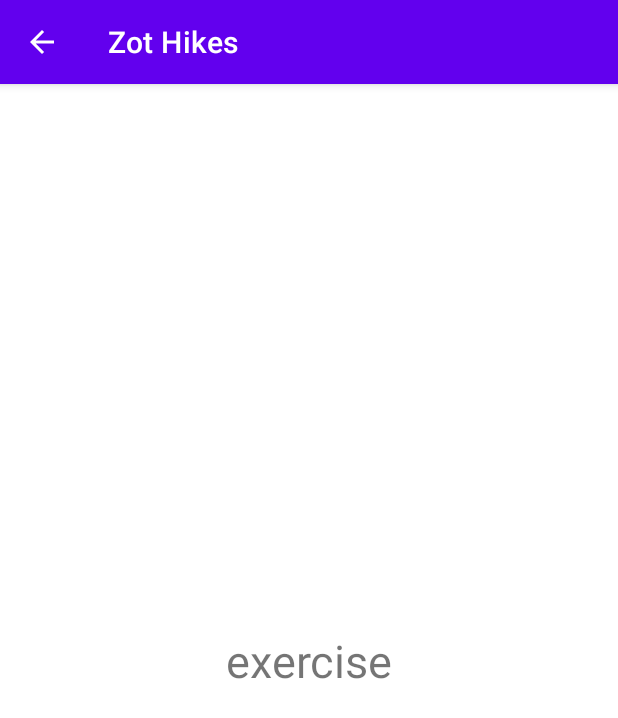
After one commit to allanwu12321/zothikes, an Android app: the RecommendationPage screen opened directly, with no data from a screen before it, on a phone screen of 412 x 824 dp. The commit adds this screen. Shown: the top 718 px of the screen. Run offline under Robolectric (Android 15) with nearby library versions, the phone set to English and light mode, and no system bars.

Commit message:
added main menu, map, recommendation page

```diff
--- a/app/build.gradle
+++ b/app/build.gradle
@@ -38,6 +38,7 @@ dependencies {
     testImplementation 'junit:junit:4.12'
     androidTestImplementation 'androidx.test.ext:junit:1.1.1'
     androidTestImplementation 'androidx.test.espresso:espresso-core:3.2.0'
+    //classpath "io.realm:realm-gradle-plugin:6.0.1"
 
     implementation "org.jetbrains.kotlin:kotlin-stdlib:$kotlin_version"
     implementation 'androidx.core:core-ktx:1.3.2'
--- a/app/src/main/AndroidManifest.xml
+++ b/app/src/main/AndroidManifest.xml
@@ -1,7 +1,6 @@
 <?xml version="1.0" encoding="utf-8"?>
 <manifest xmlns:android="http://schemas.android.com/apk/res/android"
     package="com.example.zothikes">
-
     <!--
          The ACCESS_COARSE/FINE_LOCATION permissions are not required to use
          Google Maps Android API v2, but you must specify either coarse or fine
@@ -17,7 +16,9 @@
         android:roundIcon="@mipmap/ic_launcher_round"
         android:supportsRtl="true"
         android:theme="@style/Theme.ZotHikes">
-
+        <activity
+            android:name=".RecommendationPage"
+            android:parentActivityName=".MainMenu" />
         <!--
              The API key for Google Maps-based APIs is defined as a string resource.
              (See the file "res/values/google_maps_api.xml").
@@ -29,7 +30,6 @@
         <meta-data
             android:name="com.google.android.geo.API_KEY"
             android:value="@string/google_maps_key" />
-
 
         <activity android:name=".MainMenu" />
         <activity
--- /dev/null
+++ b/app/src/main/java/com/example/zothikes/RecommendationPage.kt
@@ -0,0 +1,11 @@
+package com.example.zothikes
+
+import android.os.Bundle
+import androidx.appcompat.app.AppCompatActivity
+
+class RecommendationPage : AppCompatActivity() {
+    override fun onCreate(savedInstanceState: Bundle?) {
+        super.onCreate(savedInstanceState)
+        setContentView(R.layout.activity_recommendation_page)
+    }
+}
--- /dev/null
+++ b/app/src/main/res/layout/activity_recommendation_page.xml
@@ -0,0 +1,19 @@
+<?xml version="1.0" encoding="utf-8"?>
+<androidx.constraintlayout.widget.ConstraintLayout xmlns:android="http://schemas.android.com/apk/res/android"
+    xmlns:app="http://schemas.android.com/apk/res-auto"
+    xmlns:tools="http://schemas.android.com/tools"
+    android:layout_width="match_parent"
+    android:layout_height="match_parent"
+    tools:context=".RecommendationPage">
+
+    <TextView
+        android:id="@+id/recommendation_text"
+        android:layout_width="wrap_content"
+        android:layout_height="wrap_content"
+        android:text="exercise"
+        android:textSize="30sp"
+        app:layout_constraintBottom_toBottomOf="parent"
+        app:layout_constraintEnd_toEndOf="parent"
+        app:layout_constraintStart_toStartOf="parent"
+        app:layout_constraintTop_toTopOf="parent" />
+</androidx.constraintlayout.widget.ConstraintLayout>
--- a/app/src/main/res/values/strings.xml
+++ b/app/src/main/res/values/strings.xml
@@ -20,4 +20,7 @@
     <string name="title_activity_nearby_map">Map</string>
     <string name="open_map">Open Map</string>
     <string name="title_activity_maps">Map</string>
+    <string name="main_menu">Main Menu</string>
+    <string name="recommendation">Recommendation</string>
+    <string name="cs_125_group_13_aaron_yao_jimmy_wang_rio_dmello_allan_wu">CS 125 Group 13 (Aaron Yao, Jimmy Wang, Rio Dmello, Allan Wu)</string>
 </resources>
--- a/build.gradle
+++ b/build.gradle
@@ -8,6 +8,7 @@ buildscript {
     dependencies {
         classpath "com.android.tools.build:gradle:4.1.2"
         classpath "org.jetbrains.kotlin:kotlin-gradle-plugin:$kotlin_version"
+        classpath "io.realm:realm-gradle-plugin:6.0.1"
 
         // NOTE: Do not place your application dependencies here; they belong
         // in the individual module build.gradle files
```
Also changed, not shown: app/src/main/java/com/example/zothikes/MainMenu.kt (+11 -0 lines), app/src/main/java/com/example/zothikes/NearbyMap.kt (+57 -2 lines), app/src/main/res/layout/activity_main_menu.xml (+56 -0 lines), app/src/main/res/drawable/_82_3827159_tree_clipart_spring_tree_nature_vector_page_borders.png (added), app/src/main/res/drawable/imgbin_natural_environment_forestry_nature_natural_environment_uxr6wy56a6huewcpqnpnkmsbs.jpg (added).
